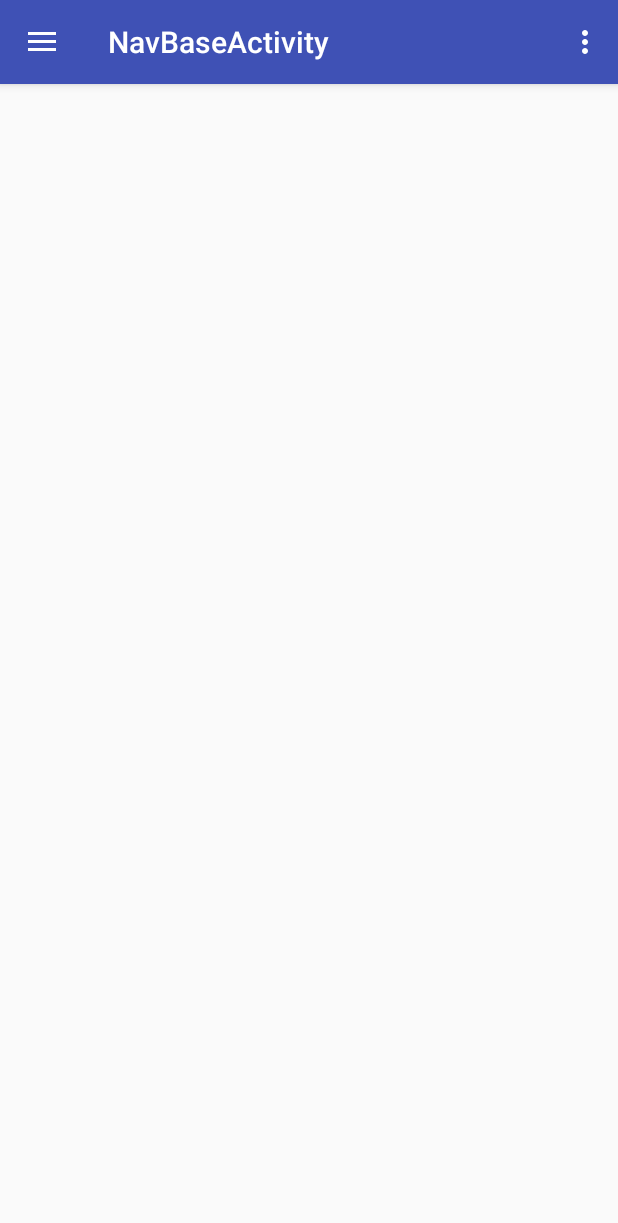
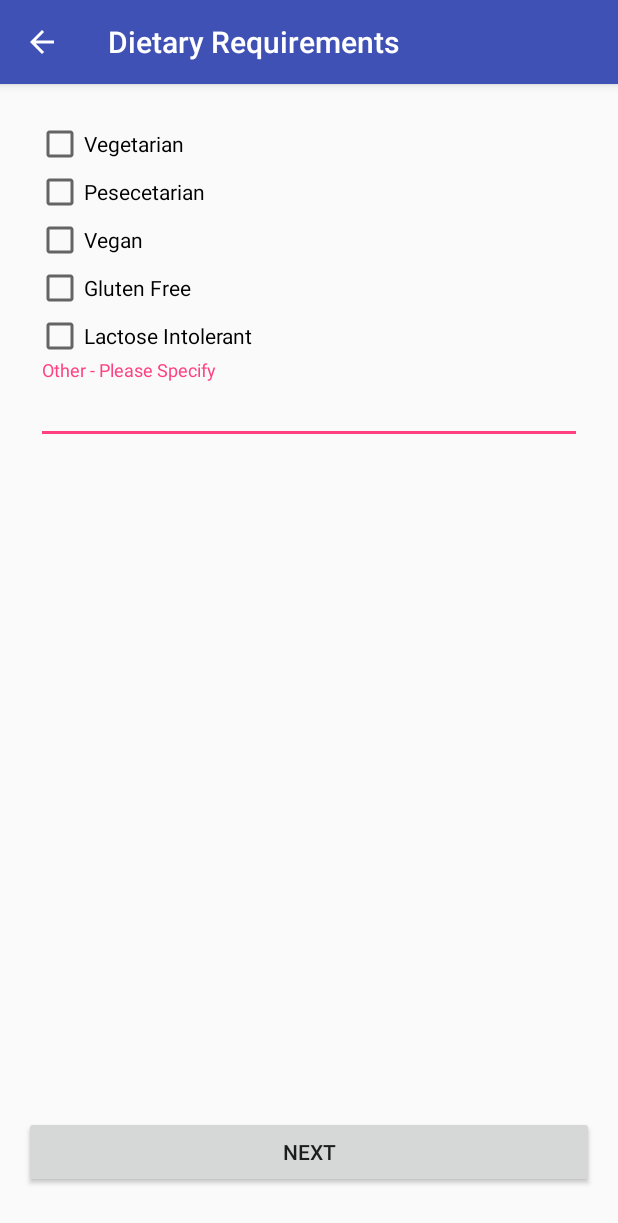
Before and after one commit to TrueAbby24/Whats-for-Dinner, an Android app: the screen it shows after launch (NavBaseActivity before the commit, DietActivity after it), after a tap on "REGISTER", on a phone screen of 412 x 824 dp. Shown: the top 1223 px of the screen. Run offline under Robolectric (Android 15) with nearby library versions, the phone set to English and light mode, and no system bars; our stand-ins replace Volley; network calls fail; 1 statement that could not run was skipped.

Commit message:
Diets are prepped

```diff
--- a/WhatsforDinner/app/src/main/java/com/infs3202/wfd/whatsfordinner/AllergiesFragment.java
+++ b/WhatsforDinner/app/src/main/java/com/infs3202/wfd/whatsfordinner/AllergiesFragment.java
@@ -71,6 +71,7 @@ public class AllergiesFragment extends Fragment {
         checkFish = (CheckBox) view.findViewById(R.id.checkBoxFishF);
         checkShellFish = (CheckBox) view.findViewById(R.id.checkBoxShellfishF);
         checkWheat = (CheckBox) view.findViewById(R.id.checkBoxWheatF);
+
         other = (TextInputEditText) view.findViewById(R.id.allergyOtherF);
         saveBtn = (Button) view.findViewById(R.id.allergySaveBtn);
 
@@ -90,6 +91,7 @@ public class AllergiesFragment extends Fragment {
                 checked.clear();
                 checkBoxChecked(checkBoxList);
                 // send to server/db
+                // move to next nav base activity
             }
         });
 
--- a/WhatsforDinner/app/src/main/java/com/infs3202/wfd/whatsfordinner/DietActivity.java
+++ b/WhatsforDinner/app/src/main/java/com/infs3202/wfd/whatsfordinner/DietActivity.java
@@ -1,14 +1,73 @@
 package com.infs3202.wfd.whatsfordinner;
 
+import android.content.Intent;
+import android.support.design.widget.TextInputEditText;
 import android.support.v7.app.AppCompatActivity;
 import android.os.Bundle;
+import android.view.View;
+import android.widget.Button;
+import android.widget.CheckBox;
+
+import java.util.ArrayList;
+import java.util.Arrays;
+import java.util.List;
 
 public class DietActivity extends AppCompatActivity {
+
+    CheckBox[] checkBoxArray = {};
+
+    CheckBox vegCheck;
+    CheckBox pesceCheck;
+    CheckBox veganCheck;
+    CheckBox glutenCheck;
+    CheckBox lactoseCheck;
+
+    TextInputEditText other;
+    Button nextBtn;
+
+    List<String> checked;
 
     @Override
     protected void onCreate(Bundle savedInstanceState) {
         super.onCreate(savedInstanceState);
         setContentView(R.layout.activity_diet);
+
+        vegCheck = (CheckBox)findViewById(R.id.checkBoxVege);
+        pesceCheck = (CheckBox)findViewById(R.id.checkBoxPesce);
+        veganCheck = (CheckBox)findViewById(R.id.checkBoxVegan);
+        glutenCheck = (CheckBox)findViewById(R.id.checkBoxGlutenFree);
+        lactoseCheck = (CheckBox)findViewById(R.id.checkBoxLactose);
+
+        other = (TextInputEditText)findViewById(R.id.dietOther);
+        nextBtn = (Button)findViewById(R.id.dietSaveBtn);
+
+        final List<CheckBox> checkBoxList = new ArrayList(Arrays.asList(checkBoxArray));
+        checkBoxList.add(vegCheck);
+        checkBoxList.add(pesceCheck);
+        checkBoxList.add(veganCheck);
+        checkBoxList.add(glutenCheck);
+        checkBoxList.add(lactoseCheck);
+
+
+        nextBtn.setOnClickListener(new View.OnClickListener() {
+            @Override
+            public void onClick(View view) {
+                checked.clear();
+                checkBoxChecked(checkBoxList);
+                // send to server/db
+                // move to allergies activity
+                //Intent intent = new Intent(this, AllergiesActivity.class);
+                //startActivity(intent);
+            }
+        });
+    }
+
+    public void checkBoxChecked(List<CheckBox> list){
+        for(CheckBox diet:list){
+            if (diet.isChecked()){
+                checked.add(diet.getText().toString());
+            }
+        }
     }
 }
 
--- a/WhatsforDinner/app/src/main/java/com/infs3202/wfd/whatsfordinner/IngrSearchFragment.java
+++ b/WhatsforDinner/app/src/main/java/com/infs3202/wfd/whatsfordinner/IngrSearchFragment.java
@@ -106,6 +106,7 @@ public class IngrSearchFragment extends Fragment {
             @Override
             public void onClick(View view) {
             // When button is pressed take string values and add to search terms object
+                // open new fragment to display results
             }
         });
 
--- a/WhatsforDinner/app/src/main/java/com/infs3202/wfd/whatsfordinner/LoginActivity.java
+++ b/WhatsforDinner/app/src/main/java/com/infs3202/wfd/whatsfordinner/LoginActivity.java
@@ -70,7 +70,7 @@ public class LoginActivity extends AppCompatActivity {
     }
 
     public void registerClick(View view){
-        Intent intent = new Intent(this, NavBaseActivity.class);
+        Intent intent = new Intent(this, DietActivity.class);
         startActivity(intent);
     }
 
--- a/WhatsforDinner/app/src/main/res/layout/activity_diet.xml
+++ b/WhatsforDinner/app/src/main/res/layout/activity_diet.xml
@@ -66,6 +66,7 @@
             android:layout_height="match_parent">
 
             <android.support.design.widget.TextInputEditText
+                android:id="@+id/dietOther"
                 android:layout_width="match_parent"
                 android:layout_height="wrap_content"
                 android:hint="Other - Please Specify" />
@@ -74,7 +75,7 @@
     </LinearLayout>
 
     <Button
-        android:id="@+id/button2"
+        android:id="@+id/dietNextBtn"
         android:layout_width="0dp"
         android:layout_height="wrap_content"
         android:layout_marginBottom="8dp"
--- a/WhatsforDinner/app/src/main/res/layout/fragment_name_search.xml
+++ b/WhatsforDinner/app/src/main/res/layout/fragment_name_search.xml
@@ -68,10 +68,12 @@
     <android.support.v7.widget.RecyclerView
         android:id="@+id/ingrRecycleView"
         android:layout_width="0dp"
-        android:layout_height="wrap_content"
+        android:layout_height="0dp"
+        android:layout_marginBottom="8dp"
         android:layout_marginEnd="8dp"
         android:layout_marginStart="8dp"
         android:layout_marginTop="8dp"
+        app:layout_constraintBottom_toBottomOf="parent"
         app:layout_constraintEnd_toEndOf="parent"
         app:layout_constraintStart_toStartOf="parent"
         app:layout_constraintTop_toTopOf="@+id/guideline6" />
--- /dev/null
+++ b/WhatsforDinner/app/src/main/res/layout/recipe_mini_layout.xml
@@ -0,0 +1,6 @@
+<?xml version="1.0" encoding="utf-8"?>
+<android.support.constraint.ConstraintLayout
+    xmlns:android="http://schemas.android.com/apk/res/android" android:layout_width="match_parent"
+    android:layout_height="match_parent">
+
+</android.support.constraint.ConstraintLayout>
```
Also changed, not shown: WhatsforDinner/app/src/main/java/com/infs3202/wfd/whatsfordinner/DietFragment.java (+53 -15 lines), WhatsforDinner/app/src/main/java/com/infs3202/wfd/whatsfordinner/IngrSearchResultsFragment.java (added, +29 -0 lines), WhatsforDinner/app/src/main/java/com/infs3202/wfd/whatsfordinner/NameSearchFragment.java (+5 -3 lines), WhatsforDinner/app/src/main/res/layout/fragment_diet.xml (+7 -6 lines), WhatsforDinner/app/src/main/res/layout/fragment_ingr_search_results.xml (added, +13 -0 lines).
